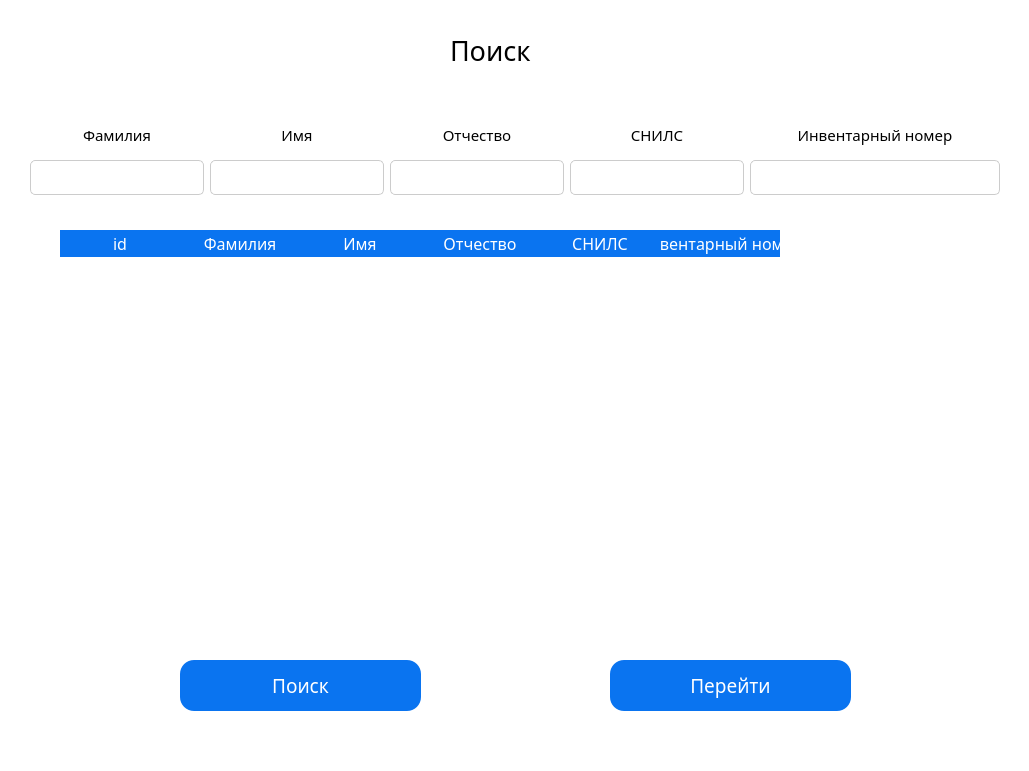
The window that untitled2.ui (clockerkool/MVD_App) describes before a commit, drawn with Qt 5.
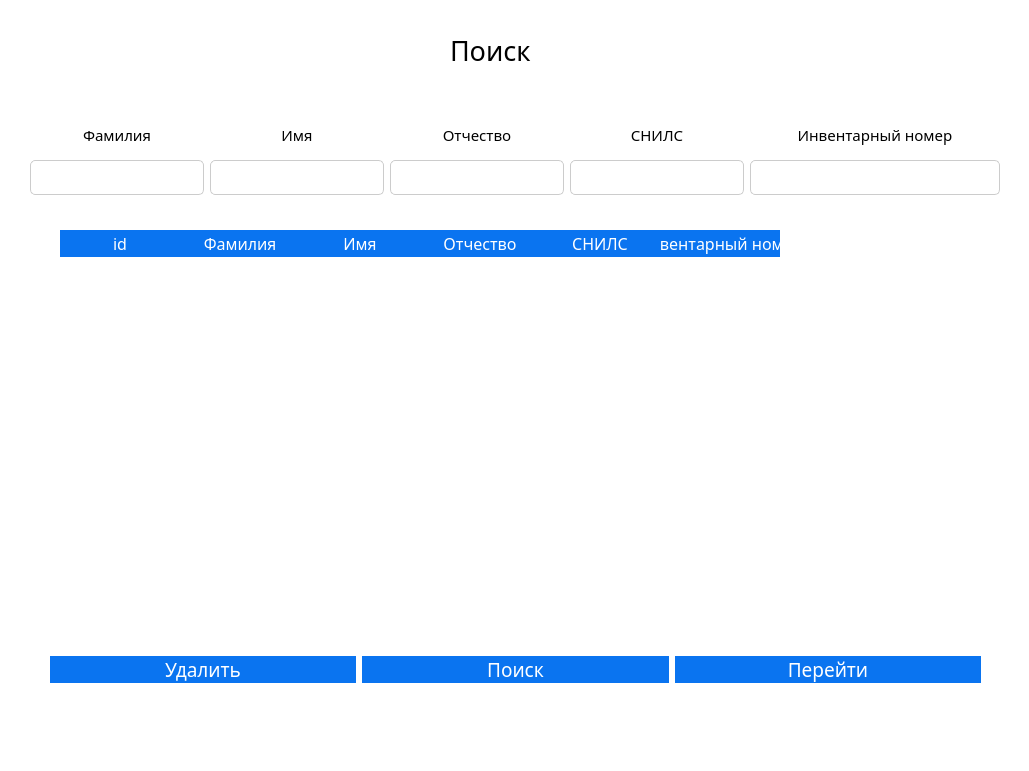
The same window after the commit.

Patch:
```diff
--- a/untitled2.ui
+++ b/untitled2.ui
@@ -17,41 +17,6 @@
    <string notr="true">background-color: white;</string>
   </property>
   <widget class="QWidget" name="centralwidget">
-   <widget class="QPushButton" name="pushButton">
-    <property name="geometry">
-     <rect>
-      <x>180</x>
-      <y>660</y>
-      <width>241</width>
-      <height>51</height>
-     </rect>
-    </property>
-    <property name="font">
-     <font>
-      <family>Comfortaa</family>
-      <pointsize>14</pointsize>
-     </font>
-    </property>
-    <property name="styleSheet">
-     <string notr="true">QPushButton {
-background-color: #0A74F0;
-color: white; 
-border-radius: 14px;
-
-}
-
-QPushButton:hover {
-background-color: #0559F0;
-}
-
-QPushButton:pressed {
-background-color: #0559F0;
-}</string>
-    </property>
-    <property name="text">
-     <string>Поиск</string>
-    </property>
-   </widget>
    <widget class="QLabel" name="label_6">
     <property name="geometry">
      <rect>
@@ -656,23 +621,26 @@
      </item>
     </layout>
    </widget>
-   <widget class="QPushButton" name="pushButton_2">
+   <widget class="QWidget" name="horizontalLayoutWidget">
     <property name="geometry">
      <rect>
-      <x>610</x>
-      <y>660</y>
-      <width>241</width>
-      <height>51</height>
+      <x>50</x>
+      <y>630</y>
+      <width>931</width>
+      <height>80</height>
      </rect>
     </property>
-    <property name="font">
-     <font>
-      <family>Comfortaa</family>
-      <pointsize>14</pointsize>
-     </font>
-    </property>
-    <property name="styleSheet">
-     <string notr="true">QPushButton {
+    <layout class="QHBoxLayout" name="horizontalLayout_2">
+     <item>
+      <widget class="QPushButton" name="pushButton_3">
+       <property name="font">
+        <font>
+         <family>Comfortaa</family>
+         <pointsize>14</pointsize>
+        </font>
+       </property>
+       <property name="styleSheet">
+        <string notr="true">QPushButton {
 background-color: #0A74F0;
 color: white; 
 border-radius: 14px;
@@ -686,10 +654,71 @@
 QPushButton:pressed {
 background-color: #0559F0;
 }</string>
-    </property>
-    <property name="text">
-     <string>Перейти</string>
-    </property>
+       </property>
+       <property name="text">
+        <string>Удалить</string>
+       </property>
+      </widget>
+     </item>
+     <item>
+      <widget class="QPushButton" name="pushButton">
+       <property name="font">
+        <font>
+         <family>Comfortaa</family>
+         <pointsize>14</pointsize>
+        </font>
+       </property>
+       <property name="styleSheet">
+        <string notr="true">QPushButton {
+background-color: #0A74F0;
+color: white; 
+border-radius: 14px;
+
+}
+
+QPushButton:hover {
+background-color: #0559F0;
+}
+
+QPushButton:pressed {
+background-color: #0559F0;
+}</string>
+       </property>
+       <property name="text">
+        <string>Поиск</string>
+       </property>
+      </widget>
+     </item>
+     <item>
+      <widget class="QPushButton" name="pushButton_2">
+       <property name="font">
+        <font>
+         <family>Comfortaa</family>
+         <pointsize>14</pointsize>
+        </font>
+       </property>
+       <property name="styleSheet">
+        <string notr="true">QPushButton {
+background-color: #0A74F0;
+color: white; 
+border-radius: 14px;
+
+}
+
+QPushButton:hover {
+background-color: #0559F0;
+}
+
+QPushButton:pressed {
+background-color: #0559F0;
+}</string>
+       </property>
+       <property name="text">
+        <string>Перейти</string>
+       </property>
+      </widget>
+     </item>
+    </layout>
    </widget>
   </widget>
  </widget>
```
